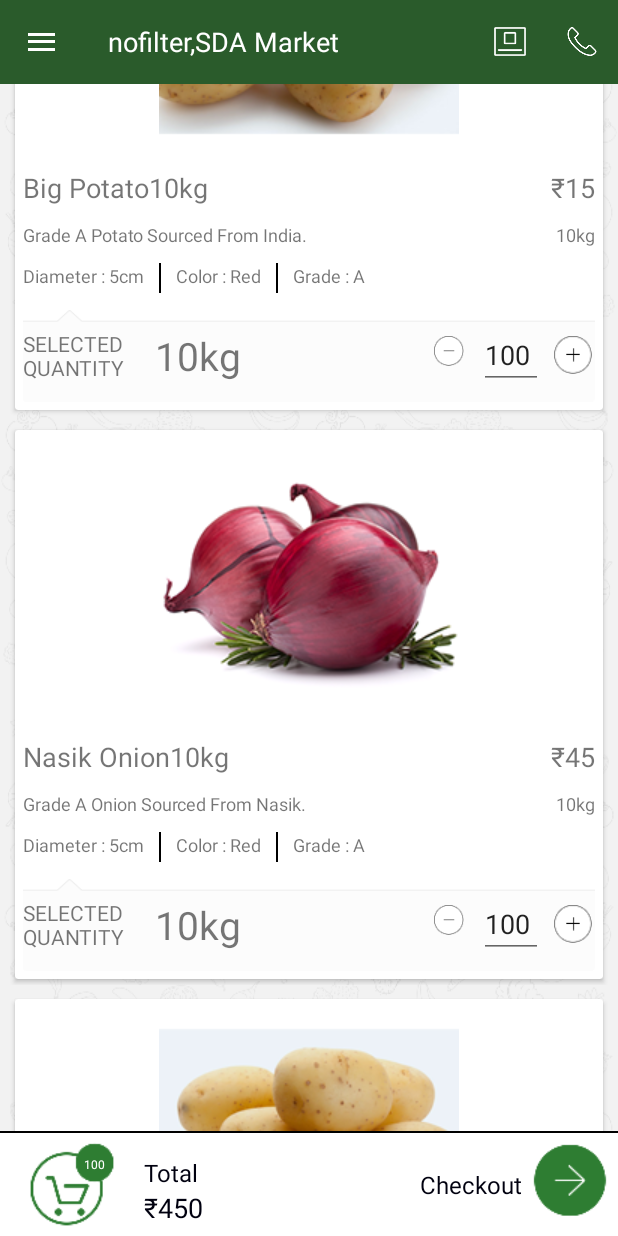
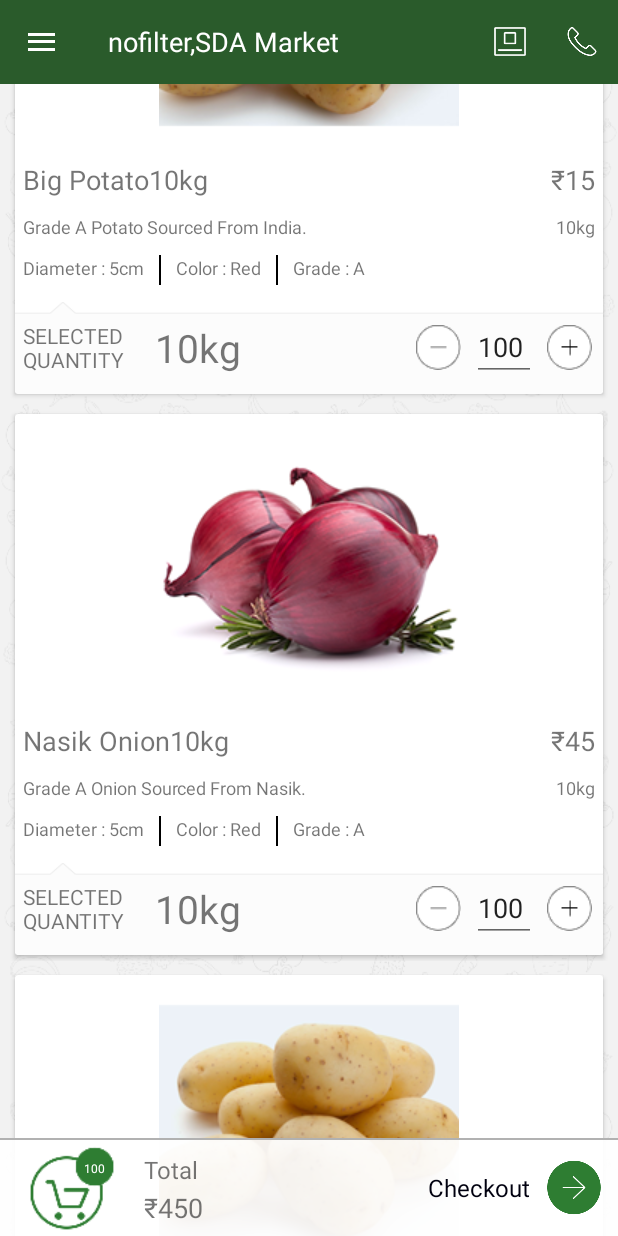
Before and after one commit to mmpandeyiitd/groots-android, an Android app: the fragment DetailFrag placed in its activity, scrolled down 537 dp, on a phone screen of 412 x 824 dp. Run offline under Robolectric (Android 15) with nearby library versions, the phone set to English and light mode, and no system bars.

Commit message:
Commit before merge

```diff
--- a/app/src/main/res/layout/detail_adapter_layout.xml
+++ b/app/src/main/res/layout/detail_adapter_layout.xml
@@ -10,14 +10,13 @@
         android:layout_width="match_parent"
         android:layout_height="wrap_content"
         android:layout_gravity="center"
-        android:background="#ffffff"
-        card_view:cardUseCompatPadding="true"
-        android:elevation="4dp"
-        android:layout_marginTop="5dp"
         android:layout_marginLeft="7dp"
         android:layout_marginRight="7dp"
+        android:layout_marginTop="5dp"
+        android:background="#ffffff"
+        android:elevation="4dp"
         card_view:cardCornerRadius="2dp"
-       >
+        card_view:cardUseCompatPadding="true">
 
         <LinearLayout
             android:layout_width="match_parent"
@@ -38,9 +37,9 @@
             <LinearLayout
                 android:layout_width="match_parent"
                 android:layout_height="0dp"
-                android:layout_weight=".2"
                 android:layout_margin="5dp"
                 android:layout_marginRight="5dp"
+                android:layout_weight=".2"
                 android:orientation="horizontal">
 
                 <TextView
@@ -75,9 +74,9 @@
             <LinearLayout
                 android:layout_width="match_parent"
                 android:layout_height="0dp"
-                android:layout_marginTop="5dp"
                 android:layout_margin="5dp"
                 android:layout_marginRight="5dp"
+                android:layout_marginTop="5dp"
                 android:layout_weight=".1">
 
                 <TextView
@@ -99,9 +98,9 @@
             <LinearLayout
                 android:layout_width="match_parent"
                 android:layout_height="0dp"
-                android:layout_marginTop="5dp"
                 android:layout_margin="5dp"
                 android:layout_marginRight="5dp"
+                android:layout_marginTop="3dp"
                 android:layout_weight=".1"
                 android:orientation="horizontal">
 
@@ -166,8 +165,7 @@
                 android:layout_width="match_parent"
                 android:layout_height="match_parent"
                 android:layout_marginTop="5dp"
-                android:layout_margin="5dp"
-                android:layout_marginRight="5dp"
+                android:padding="5dp"
                 android:background="@drawable/product_detail_bg1"
                 android:gravity="center"
                 android:orientation="horizontal">
@@ -196,20 +194,19 @@
 
                     <ImageView
                         android:id="@+id/txtMinus"
-                        android:layout_width="25dp"
-                        android:layout_height="25dp"
+                        android:layout_width="30dp"
+                        android:layout_height="30dp"
                         android:layout_margin="2dp"
-                        android:src="@drawable/reduce_quantity"
-                        android:background="@null"
-                        android:paddingBottom="5dp"
-                        android:gravity="center"/>
+                        android:background="@drawable/reduce_quantity"
+                        android:gravity="center"
+                        android:paddingBottom="5dp" />
                 </LinearLayout>
 
                 <LinearLayout
                     android:layout_width="wrap_content"
                     android:layout_height="wrap_content"
-                    android:gravity="center"
-                    android:layout_marginLeft="5dp">
+                    android:layout_marginLeft="5dp"
+                    android:gravity="center">
 
                     <EditText
                         android:id="@+id/txtCount"
@@ -225,17 +222,16 @@
                     android:layout_width="wrap_content"
                     android:layout_height="wrap_content"
                     android:layout_marginLeft="5dp"
-
                     android:gravity="top">
 
                     <ImageView
                         android:id="@+id/txtPlus"
-                        android:layout_width="25dp"
-                        android:layout_height="25dp"
+                        android:layout_width="30dp"
+                        android:layout_height="30dp"
                         android:layout_margin="2dp"
                         android:background="@drawable/add_quantity"
-                        android:paddingBottom="5dp"
-                        android:gravity="center"/>
+                        android:gravity="center"
+                        android:paddingBottom="5dp" />
                 </LinearLayout>
 
             </LinearLayout>
--- a/app/src/main/res/layout/fragment_detail.xml
+++ b/app/src/main/res/layout/fragment_detail.xml
@@ -23,32 +23,39 @@
     <LinearLayout
         android:id="@+id/listfooter"
         android:layout_width="match_parent"
-        android:layout_height="70dp"
+        android:layout_height="65dp"
         android:layout_alignParentBottom="true"
         android:layout_gravity="end|bottom"
-        android:background="#ffffff"
-        android:gravity="center"
-        android:orientation="vertical">
+        android:background="#edffffff"
+        android:orientation="horizontal">
+
+        <RelativeLayout
+            android:layout_width="match_parent"
+            android:layout_height="match_parent">
 
             <View
+                android:id="@+id/viewid"
                 android:layout_width="match_parent"
                 android:layout_height="1dp"
-        android:background="#000000"></View>
+                android:layout_alignParentTop="true"
+                android:background="@color/view"></View>
 
             <LinearLayout
-
+                android:id="@+id/footeriner"
                 android:layout_width="match_parent"
-        android:layout_height="match_parent"
+                android:layout_height="wrap_content"
+                android:layout_alignParentBottom="true"
+                android:layout_gravity="end|bottom"
+                android:gravity="center"
                 android:orientation="horizontal">
-
 
                 <RelativeLayout
                     android:layout_width="64dp"
                     android:layout_height="64dp"
                     android:layout_gravity="center"
                     android:layout_marginLeft="16dp"
-            android:background="@drawable/cart"
-            android:orientation="horizontal">
+                    android:background="@drawable/cart">
+
 
                     <TextView
                         android:id="@+id/txtCart_detail"
@@ -76,23 +83,25 @@
 
                     <TextView
                         android:layout_width="wrap_content"
-                android:layout_height="wrap_content"
-                android:layout_marginTop="15dp"
+                        android:layout_height="0dp"
+                        android:layout_weight=".5"
                         android:text="Total"
-                android:textColor="#00000f"
+                        android:gravity="bottom"
                         android:textSize="16sp" />
 
                     <LinearLayout
                         android:layout_width="wrap_content"
-                android:layout_height="match_parent"
-                android:gravity="center"
+                        android:layout_height="0dp"
+                        android:layout_weight=".5"
+                        android:layout_marginTop="2dp"
+                        android:gravity="top"
                         android:orientation="horizontal">
 
                         <TextView
                             android:layout_width="wrap_content"
                             android:layout_height="match_parent"
                             android:text="@string/indian_rupees"
-                    android:textColor="#00000f"
+
                             android:textSize="18sp" />
 
                         <TextView
@@ -100,7 +109,7 @@
                             android:layout_width="wrap_content"
                             android:layout_height="match_parent"
                             android:text="450"
-                    android:textColor="#00000f"
+
                             android:textSize="18sp" />
 
                     </LinearLayout>
@@ -111,17 +120,22 @@
 
                     android:layout_width="wrap_content"
                     android:layout_height="match_parent"
+                    android:gravity="center"
                     android:text="Checkout"
-            android:gravity="center"
                     android:textColor="#00000f"
                     android:textSize="16sp" />
 
                 <ImageView
                     android:id="@+id/checkouticon"
-            android:layout_width="64dp"
-            android:layout_height="64dp"
-            android:src="@drawable/continu" />
+                    android:layout_width="wrap_content"
+                    android:layout_height="wrap_content"
+                    android:background="@null"
+                    android:src="@drawable/continu"
+                    android:layout_marginRight="7dp"
+                    android:layout_margin="5dp"
+                    android:text="Checkout" />
             </LinearLayout>
+        </RelativeLayout>
     </LinearLayout>
 
 </RelativeLayout>
```
Lines whose indentation alone changed are shown as unchanged.
